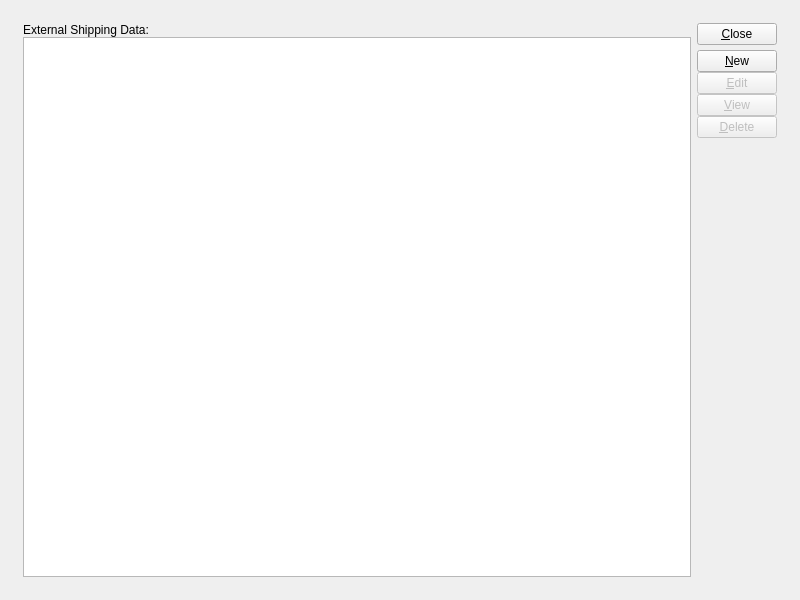
This is xtuple/trunk/guiclient/externalShippingList.ui in WooodHead/xtuple as Qt 5 draws it before an edit. The edited form follows.
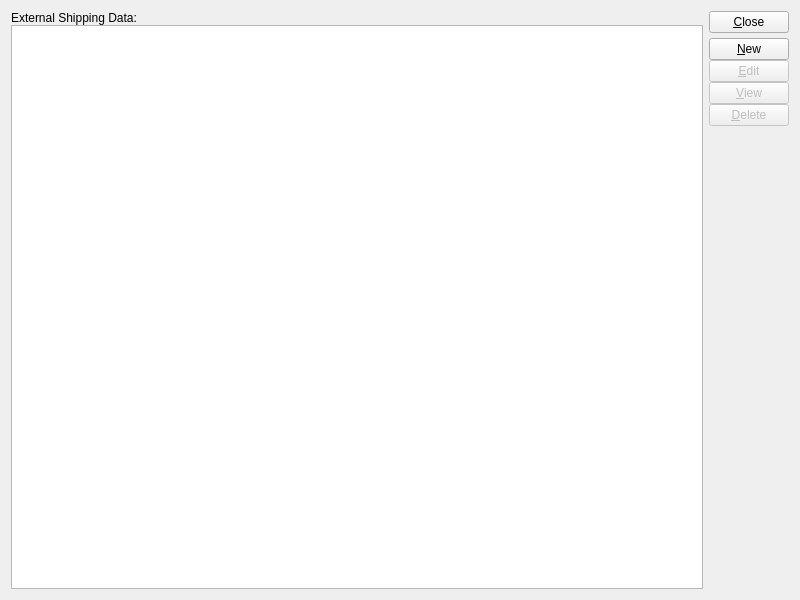
This is the edited form. Custom widgets are drawn as their Qt base class.

Commit message: issue #11861: Remove cluster buttons option from user preferences. issue #11860: Add Alternating Row Colors user preference.

Patch:
```diff
--- a/xtuple/trunk/guiclient/externalShippingList.ui
+++ b/xtuple/trunk/guiclient/externalShippingList.ui
@@ -22,11 +22,6 @@
   </property>
   <layout class="QGridLayout" name="gridLayout">
    <item row="0" column="0">
-    <layout class="QHBoxLayout">
-     <property name="margin">
-      <number>12</number>
-     </property>
-     <item>
       <layout class="QVBoxLayout">
        <property name="spacing">
         <number>0</number>
@@ -43,9 +38,6 @@
          <property name="editTriggers">
           <set>QAbstractItemView::NoEditTriggers</set>
          </property>
-         <property name="alternatingRowColors">
-          <bool>false</bool>
-         </property>
          <property name="selectionBehavior">
           <enum>QAbstractItemView::SelectRows</enum>
          </property>
@@ -59,7 +51,7 @@
        </item>
       </layout>
      </item>
-     <item>
+   <item row="0" column="1">
       <layout class="QVBoxLayout">
        <property name="spacing">
         <number>5</number>
@@ -128,8 +120,6 @@
             </size>
            </property>
           </spacer>
-         </item>
-        </layout>
        </item>
       </layout>
      </item>
```
Lines whose indentation alone changed are shown as unchanged. The commit also changes 6 other files.
